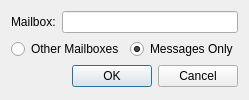
Before: the Qt Designer form src/Gui/CreateMailboxDialog.ui in jktjkt/trojita, drawn with Qt 5.
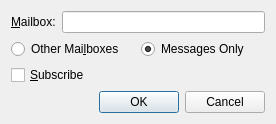
After: the same form once the commit is applied. Custom widgets are drawn as their Qt base class.

Commit message: Automatic subscribe during mailbox creation

```diff
--- a/src/Gui/CreateMailboxDialog.ui
+++ b/src/Gui/CreateMailboxDialog.ui
@@ -2,6 +2,14 @@
 <ui version="4.0">
  <class>CreateMailboxDialog</class>
  <widget class="QDialog" name="CreateMailboxDialog">
+  <property name="geometry">
+   <rect>
+    <x>0</x>
+    <y>0</y>
+    <width>276</width>
+    <height>110</height>
+   </rect>
+  </property>
   <property name="windowTitle">
    <string>Create Mailbox</string>
   </property>
@@ -11,7 +19,7 @@
      <item>
       <widget class="QLabel" name="label">
        <property name="text">
-        <string>Mailbox:</string>
+        <string>&amp;Mailbox:</string>
        </property>
        <property name="buddy">
         <cstring>mailboxName</cstring>
@@ -28,7 +36,7 @@
      <item>
       <widget class="QRadioButton" name="otherMailboxes">
        <property name="text">
-        <string>Other Mailboxes</string>
+        <string>Other Mai&amp;lboxes</string>
        </property>
       </widget>
      </item>
@@ -44,6 +52,16 @@
      </item>
     </layout>
    </item>
+   <item>
+    <widget class="QCheckBox" name="subscribe">
+     <property name="toolTip">
+      <string>Check to add this mailbox to the server-side list of subscribed mailboxes</string>
+     </property>
+     <property name="text">
+      <string>&amp;Subscribe</string>
+     </property>
+    </widget>
+   </item>
    <item>
     <widget class="QDialogButtonBox" name="buttonBox">
      <property name="orientation">
```
Left out of the diff: 14 changed lines with no effect on the pictures. The commit also changes 9 other files.
